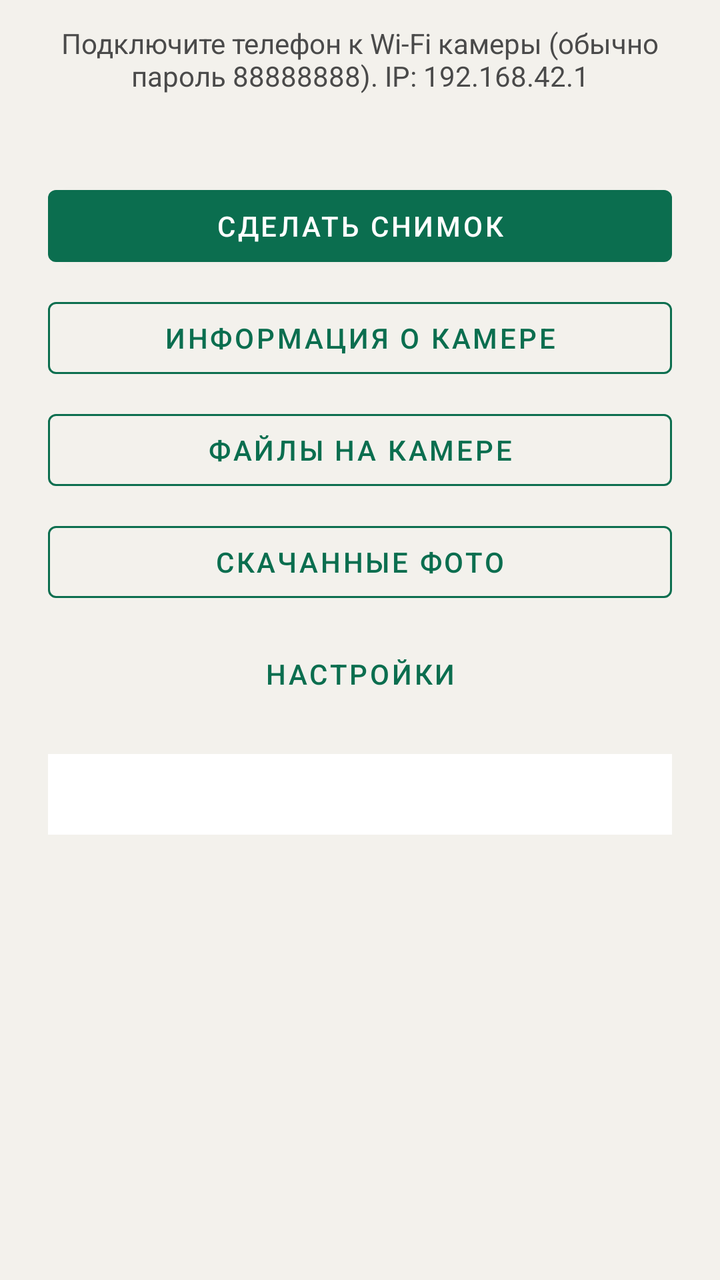
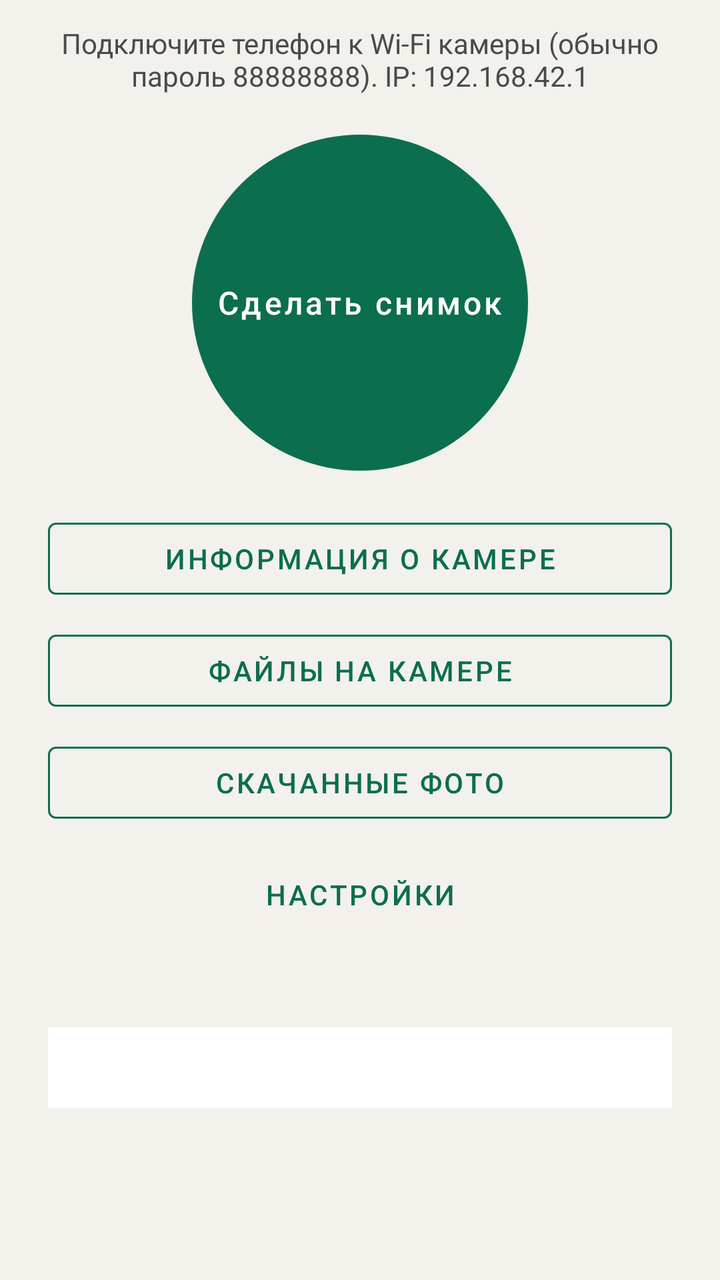

Compare the two renders of this Android layout. The source of the first and the diff that turns it into the second are given below.
<!-- AndroidManifest.xml: application theme Theme.Insta360X5 -->
<!-- res/layout/activity_main.xml -->
<?xml version="1.0" encoding="utf-8"?>
<ScrollView xmlns:android="http://schemas.android.com/apk/res/android"
    android:layout_width="match_parent"
    android:layout_height="match_parent"
    android:background="@color/bg"
    android:fillViewport="true">

    <LinearLayout
        android:layout_width="match_parent"
        android:layout_height="wrap_content"
        android:gravity="center_horizontal"
        android:orientation="vertical"
        android:paddingHorizontal="24dp"
        android:paddingTop="12dp"
        android:paddingBottom="24dp">

        <TextView
            android:id="@+id/statusLine"
            android:layout_width="match_parent"
            android:layout_height="wrap_content"
            android:gravity="center"
            android:text="@string/connect_hint"
            android:textColor="@color/text_secondary"
            android:textSize="14sp" />

        <TextView
            android:id="@+id/modeLine"
            android:layout_width="match_parent"
            android:layout_height="wrap_content"
            android:layout_marginTop="8dp"
            android:gravity="center"
            android:textColor="@color/text_primary"
            android:textSize="13sp" />

        <com.google.android.material.button.MaterialButton
            android:id="@+id/btnTakePhoto"
            style="@style/Widget.Insta360X5.Button"
            android:layout_width="match_parent"
            android:layout_height="wrap_content"
            android:layout_marginTop="16dp"
            android:text="@string/take_photo" />

        <com.google.android.material.button.MaterialButton
            android:id="@+id/btnCameraInfo"
            style="@style/Widget.Insta360X5.Button.Outlined"
            android:layout_width="match_parent"
            android:layout_height="wrap_content"
            android:layout_marginTop="8dp"
            android:text="@string/camera_info" />

        <com.google.android.material.button.MaterialButton
            android:id="@+id/btnFiles"
            style="@style/Widget.Insta360X5.Button.Outlined"
            android:layout_width="match_parent"
            android:layout_height="wrap_content"
            android:layout_marginTop="8dp"
            android:text="@string/files" />

        <com.google.android.material.button.MaterialButton
            android:id="@+id/btnPhotos"
            style="@style/Widget.Insta360X5.Button.Outlined"
            android:layout_width="match_parent"
            android:layout_height="wrap_content"
            android:layout_marginTop="8dp"
            android:text="@string/downloaded_photos" />

        <com.google.android.material.button.MaterialButton
            android:id="@+id/btnSettings"
            style="@style/Widget.Insta360X5.Button.Text"
            android:layout_width="match_parent"
            android:layout_height="wrap_content"
            android:layout_marginTop="8dp"
            android:text="@string/settings" />

        <ProgressBar
            android:id="@+id/progress"
            style="?android:attr/progressBarStyleHorizontal"
            android:layout_width="match_parent"
            android:layout_height="wrap_content"
            android:layout_marginTop="16dp"
            android:indeterminate="true"
            android:visibility="gone" />

        <TextView
            android:id="@+id/logView"
            android:layout_width="match_parent"
            android:layout_height="wrap_content"
            android:layout_marginTop="16dp"
            android:background="@color/surface"
            android:fontFamily="monospace"
            android:gravity="center"
            android:padding="12dp"
            android:textColor="@color/text_primary"
            android:textIsSelectable="true"
            android:textSize="12sp" />
    </LinearLayout>
</ScrollView>
<!-- resources referenced by this layout -->
<resources>
  <color name="bg">#FFF3F1EC</color>
  <color name="surface">#FFFFFFFF</color>
  <color name="text_primary">#FF1A1A1A</color>
  <color name="text_secondary">#FF4A4A4A</color>
  <string name="camera_info">Информация о камере</string>
  <string name="connect_hint">Подключите телефон к Wi‑Fi камеры (обычно пароль 88888888). IP: 192.168.42.1</string>
  <string name="downloaded_photos">Скачанные фото</string>
  <string name="files">Файлы на камере</string>
  <string name="settings">Настройки</string>
  <string name="take_photo">Сделать снимок</string>
  <style name="Widget.Insta360X5.Button" parent="Widget.MaterialComponents.Button">
          <item name="android:textColor">@color/white</item>
          <item name="backgroundTint">@color/accent</item>
      </style>
  <style name="Widget.Insta360X5.Button.Outlined" parent="Widget.MaterialComponents.Button.OutlinedButton">
          <item name="android:textColor">@color/accent</item>
          <item name="strokeColor">@color/accent</item>
          <item name="rippleColor">@color/accent</item>
      </style>
  <style name="Widget.Insta360X5.Button.Text" parent="Widget.MaterialComponents.Button.TextButton">
          <item name="android:textColor">@color/accent</item>
      </style>
  <style name="Theme.Insta360X5" parent="Theme.MaterialComponents.Light.DarkActionBar">
          <item name="colorPrimary">@color/accent</item>
          <item name="colorPrimaryDark">@color/accent_dark</item>
          <item name="colorPrimaryVariant">@color/accent_dark</item>
          <item name="colorSecondary">@color/accent</item>
          <item name="colorAccent">@color/accent</item>
          <item name="colorOnPrimary">@color/white</item>
          <item name="colorSurface">@color/surface</item>
          <item name="colorOnSurface">@color/text_primary</item>
          <item name="android:colorBackground">@color/bg</item>
          <item name="android:windowBackground">@color/bg</item>
          <item name="android:statusBarColor">@color/accent_dark</item>
          <item name="android:textColorPrimary">@color/text_primary</item>
          <item name="android:textColorSecondary">@color/text_secondary</item>
          <item name="android:textColor">@color/text_primary</item>
          <item name="android:textColorHint">@color/text_secondary</item>
          <item name="colorControlNormal">@color/text_secondary</item>
          <item name="colorControlActivated">@color/accent</item>
          <item name="actionBarTheme">@style/ThemeOverlay.Insta360X5.ActionBar</item>
          <item name="materialButtonOutlinedStyle">@style/Widget.Insta360X5.Button.Outlined</item>
          <item name="materialButtonStyle">@style/Widget.Insta360X5.Button</item>
      </style>
  <color name="white">#FFFFFFFF</color>
  <color name="accent">#FF0B6E4F</color>
  <color name="accent_dark">#FF084C37</color>
  <style name="ThemeOverlay.Insta360X5.ActionBar" parent="ThemeOverlay.MaterialComponents.Dark.ActionBar">
          <item name="android:textColorPrimary">@color/white</item>
          <item name="colorControlNormal">@color/white</item>
      </style>
</resources>

<!-- the commit's change to res/layout/activity_main.xml (unified diff, before → after) -->
@@ -1,5 +1,6 @@
 <?xml version="1.0" encoding="utf-8"?>
 <ScrollView xmlns:android="http://schemas.android.com/apk/res/android"
+    xmlns:app="http://schemas.android.com/apk/res-auto"
     android:layout_width="match_parent"
     android:layout_height="match_parent"
     android:background="@color/bg"
@@ -23,29 +24,25 @@
             android:textColor="@color/text_secondary"
             android:textSize="14sp" />
 
-        <TextView
-            android:id="@+id/modeLine"
-            android:layout_width="match_parent"
-            android:layout_height="wrap_content"
-            android:layout_marginTop="8dp"
-            android:gravity="center"
-            android:textColor="@color/text_primary"
-            android:textSize="13sp" />
-
         <com.google.android.material.button.MaterialButton
             android:id="@+id/btnTakePhoto"
-            style="@style/Widget.Insta360X5.Button"
-            android:layout_width="match_parent"
-            android:layout_height="wrap_content"
-            android:layout_marginTop="16dp"
-            android:text="@string/take_photo" />
+            style="@style/Widget.Insta360X5.Button.Round"
+            android:layout_width="168dp"
+            android:layout_height="168dp"
+            android:layout_marginTop="20dp"
+            android:insetTop="0dp"
+            android:insetBottom="0dp"
+            android:text="@string/take_photo"
+            android:textAllCaps="false"
+            android:textSize="16sp"
+            app:cornerRadius="84dp" />
 
         <com.google.android.material.button.MaterialButton
             android:id="@+id/btnCameraInfo"
             style="@style/Widget.Insta360X5.Button.Outlined"
             android:layout_width="match_parent"
             android:layout_height="wrap_content"
-            android:layout_marginTop="8dp"
+            android:layout_marginTop="20dp"
             android:text="@string/camera_info" />
 
         <com.google.android.material.button.MaterialButton
@@ -72,6 +69,15 @@
             android:layout_marginTop="8dp"
             android:text="@string/settings" />
 
+        <TextView
+            android:id="@+id/modeLine"
+            android:layout_width="match_parent"
+            android:layout_height="wrap_content"
+            android:layout_marginTop="10dp"
+            android:gravity="center"
+            android:textColor="@color/text_secondary"
+            android:textSize="12sp" />
+
         <ProgressBar
             android:id="@+id/progress"
             style="?android:attr/progressBarStyleHorizontal"
<!-- resource entries referenced after the edit -->
@@ -18,6 +18,12 @@
           <item name="android:textColor">@color/accent</item>
           <item name="strokeColor">@color/accent</item>
           <item name="rippleColor">@color/accent</item>
+      </style>
+  <style name="Widget.Insta360X5.Button.Round" parent="Widget.MaterialComponents.Button">
+          <item name="android:textColor">@color/white</item>
+          <item name="backgroundTint">@color/accent</item>
+          <item name="cornerRadius">84dp</item>
+          <item name="android:padding">12dp</item>
       </style>
   <style name="Widget.Insta360X5.Button.Text" parent="Widget.MaterialComponents.Button.TextButton">
           <item name="android:textColor">@color/accent</item>
